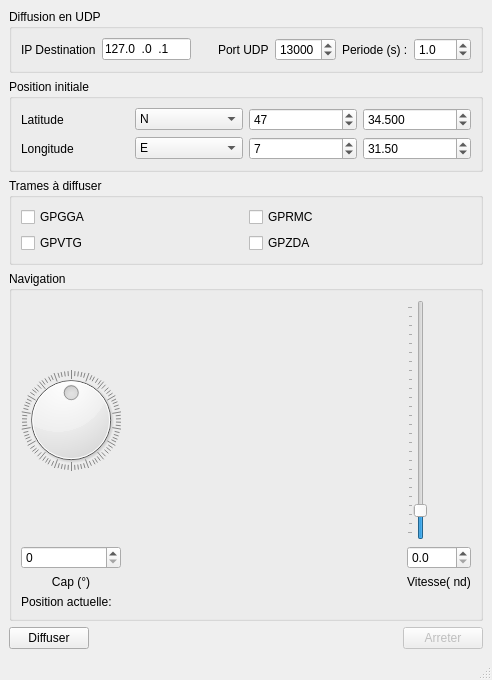
Qt form mainwindow.ui (MaximeGeay/SimuNav) before a commit.
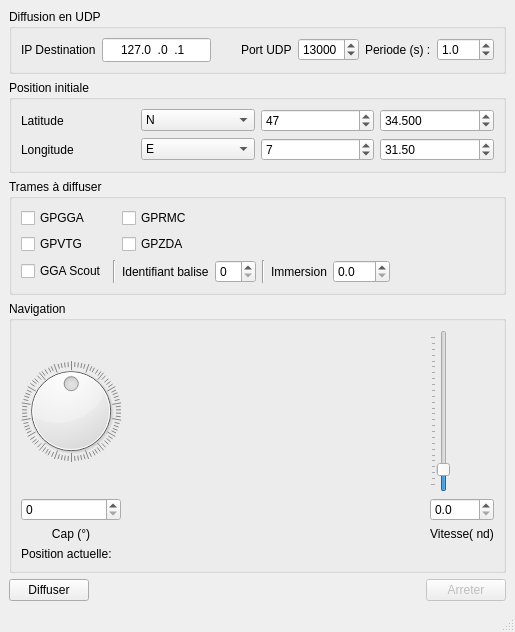
The same form after that commit.

Commit message: SimuNav 0.7 - Ajout de la diffusion des trames Scout

The edit to the form file:
```diff
--- a/mainwindow.ui
+++ b/mainwindow.ui
@@ -6,8 +6,8 @@
    <rect>
     <x>0</x>
     <y>0</y>
-    <width>492</width>
-    <height>680</height>
+    <width>515</width>
+    <height>632</height>
    </rect>
   </property>
   <property name="windowTitle">
@@ -32,8 +32,8 @@
         <widget class="QLineEdit" name="le_IpDest">
          <property name="minimumSize">
           <size>
-           <width>86</width>
-           <height>20</height>
+           <width>109</width>
+           <height>24</height>
           </size>
          </property>
          <property name="inputMask">
@@ -42,6 +42,9 @@
          <property name="text">
           <string>127.0.0.1</string>
          </property>
+         <property name="alignment">
+          <set>Qt::AlignCenter</set>
+         </property>
         </widget>
        </item>
        <item row="0" column="2">
@@ -264,20 +267,78 @@
        <string>Trames à diffuser</string>
       </property>
       <layout class="QGridLayout" name="gridLayout_4">
-       <item row="0" column="0">
-        <widget class="QCheckBox" name="cb_GGA">
+       <item row="0" column="2" colspan="2">
+        <widget class="QCheckBox" name="cb_RMC">
          <property name="text">
-          <string>GPGGA</string>
+          <string>GPRMC</string>
          </property>
         </widget>
        </item>
-       <item row="1" column="1">
+       <item row="2" column="3">
+        <widget class="QSpinBox" name="sp_NBalise"/>
+       </item>
+       <item row="1" column="2" colspan="2">
         <widget class="QCheckBox" name="cb_ZDA">
          <property name="text">
           <string>GPZDA</string>
          </property>
         </widget>
        </item>
+       <item row="2" column="4">
+        <widget class="Line" name="line">
+         <property name="orientation">
+          <enum>Qt::Vertical</enum>
+         </property>
+        </widget>
+       </item>
+       <item row="2" column="5">
+        <widget class="QLabel" name="label_10">
+         <property name="text">
+          <string>Immersion</string>
+         </property>
+        </widget>
+       </item>
+       <item row="2" column="6">
+        <widget class="QDoubleSpinBox" name="sp_Immersion">
+         <property name="decimals">
+          <number>1</number>
+         </property>
+         <property name="maximum">
+          <double>999.000000000000000</double>
+         </property>
+         <property name="singleStep">
+          <double>0.100000000000000</double>
+         </property>
+        </widget>
+       </item>
+       <item row="2" column="0">
+        <widget class="QCheckBox" name="cb_Scout">
+         <property name="text">
+          <string>GGA Scout</string>
+         </property>
+        </widget>
+       </item>
+       <item row="0" column="0">
+        <widget class="QCheckBox" name="cb_GGA">
+         <property name="text">
+          <string>GPGGA</string>
+         </property>
+        </widget>
+       </item>
+       <item row="2" column="2">
+        <widget class="QLabel" name="label_9">
+         <property name="text">
+          <string>Identifiant balise</string>
+         </property>
+        </widget>
+       </item>
+       <item row="2" column="1">
+        <widget class="Line" name="line_2">
+         <property name="orientation">
+          <enum>Qt::Vertical</enum>
+         </property>
+        </widget>
+       </item>
        <item row="1" column="0">
         <widget class="QCheckBox" name="cb_VTG">
          <property name="text">
@@ -285,12 +346,18 @@
          </property>
         </widget>
        </item>
-       <item row="0" column="1">
-        <widget class="QCheckBox" name="cb_RMC">
-         <property name="text">
-          <string>GPRMC</string>
+       <item row="2" column="7">
+        <spacer name="horizontalSpacer_4">
+         <property name="orientation">
+          <enum>Qt::Horizontal</enum>
          </property>
-        </widget>
+         <property name="sizeHint" stdset="0">
+          <size>
+           <width>40</width>
+           <height>20</height>
+          </size>
+         </property>
+        </spacer>
        </item>
       </layout>
      </widget>
```
Left out of the diff: 4 changed lines with no effect on the pictures. The commit also changes 2 other files.
